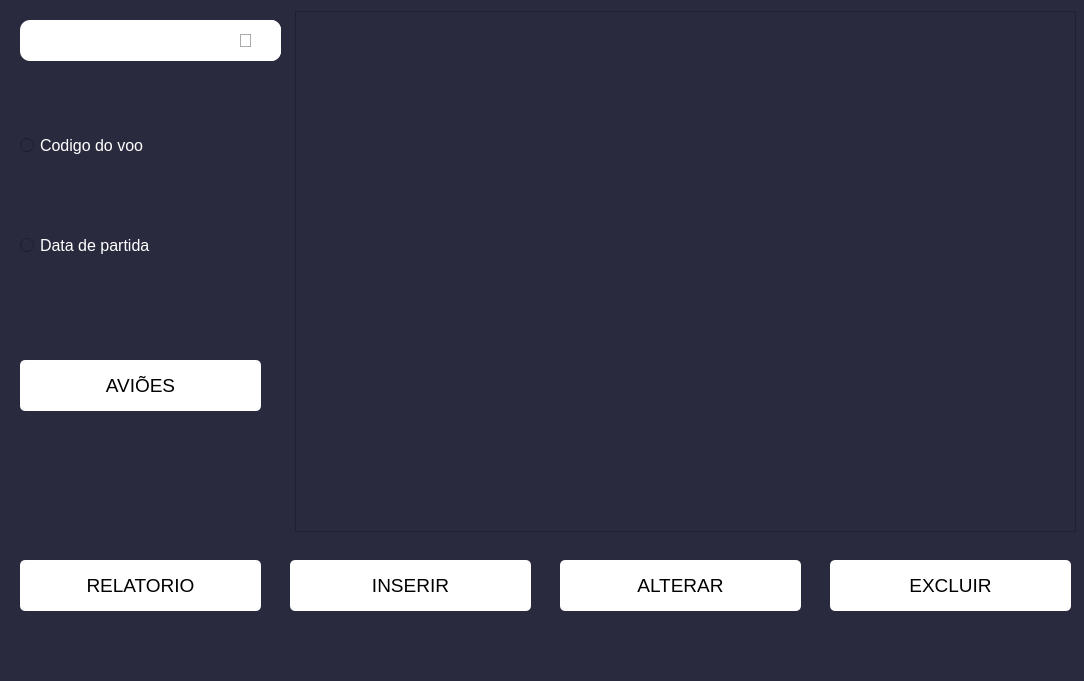
mosaviczki/projetoIHC, file telaInicial.ui: the form before one commit.
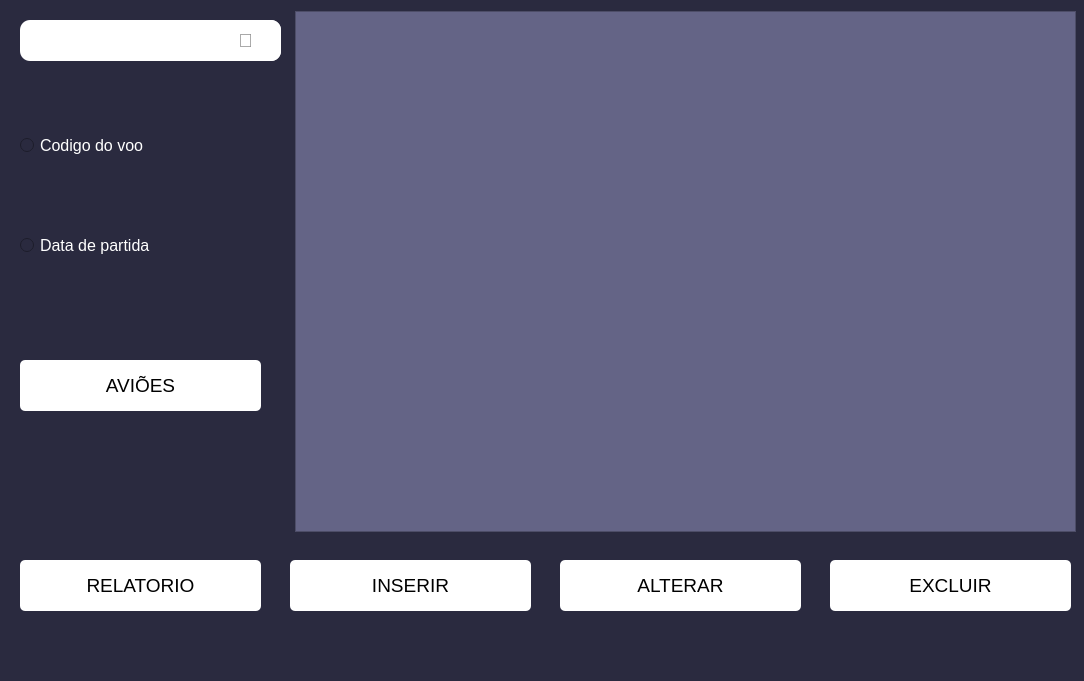
The form after the commit.

Diff of the .ui file:
```diff
--- a/telaInicial.ui
+++ b/telaInicial.ui
@@ -269,7 +269,7 @@
      </size>
     </property>
    </widget>
-   <widget class="QTableView" name="tableView">
+   <widget class="QTableWidget" name="tableWidget">
     <property name="geometry">
      <rect>
       <x>295</x>
@@ -278,6 +278,10 @@
       <height>521</height>
      </rect>
     </property>
+    <property name="styleSheet">
+     <string notr="true">background-color: rgb(100, 100, 134);
+color: rgb(255, 255, 255);</string>
+    </property>
    </widget>
   </widget>
   <widget class="QMenuBar" name="menubar">
```
